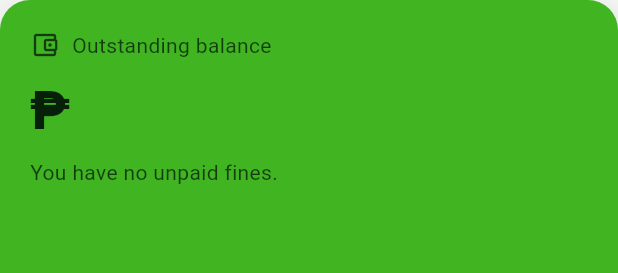
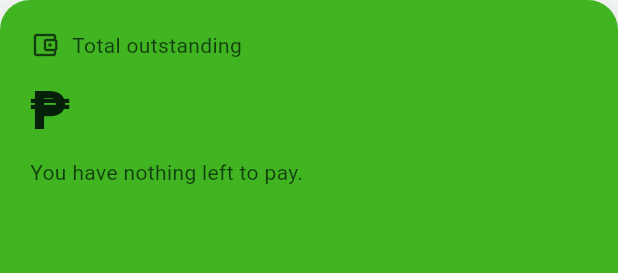
Before and after one commit to 0jieE/CDK_ITE_Event_Attendance_Portal, a Flutter app: the BalanceCard widget shown alone on an empty page, opened directly with empty values, on a phone screen of 412 x 824 dp. Shown: the top 273 px of the screen. Run offline on Flutter 3.47's test engine with Material 3 defaults, Android fonts, the phone set to English and light mode, and no system bars; our stand-ins replace connectivity_plus, flutter_secure_storage, image_picker, qr_flutter, shared_preferences; missing offline and left inert: mobile_scanner; accounts and stored records are empty; network calls fail.

Commit message:
Student app 1.0.4: Payments tab with Fines | Contributions
- Bottom-nav "Fines" becomes "Payments" with Fines and Contributions tabs
- Contributions grouped by semester (Current chip), status, balance, due date or
  exemption reason, and the payment history
- Home balance card: total outstanding split into fines and contributions
  (falls back to fines only with an old offline copy)
- Contributions saved for offline use

Co-Authored-By: Claude Opus 5.5 <noreply@anthropic.com>

```diff
--- /dev/null
+++ b/mobile_student/lib/models/contribution.dart
@@ -0,0 +1,91 @@
+/// One cash payment toward a contribution.
+class ContributionPayment {
+  final int id;
+  final String amount;
+  final DateTime? paidAt;
+  final String note; // e.g. an OR number
+
+  const ContributionPayment({
+    required this.id,
+    required this.amount,
+    required this.paidAt,
+    required this.note,
+  });
+
+  factory ContributionPayment.fromJson(Map<String, dynamic> json) {
+    return ContributionPayment(
+      id: json['id'] as int,
+      amount: '${json['amount'] ?? '0.00'}',
+      paidAt: json['paid_at'] != null
+          ? DateTime.tryParse(json['paid_at'] as String)
+          : null,
+      note: json['note'] as String? ?? '',
+    );
+  }
+}
+
+/// A department contribution every student owes for a semester (from
+/// `GET /api/student/contributions/`). Read-only: payments are recorded by
+/// the adviser, partial payments add up.
+class Contribution {
+  final int id;
+  final String name;
+  final String description;
+  final int semester;
+  final String semesterName;
+  final bool isActiveSemester;
+  final String amount;
+  final DateTime? dueDate;
+  final String owed; // "0.00" when exempt
+  final String paid;
+  final String balance;
+  final String status; // PAID | PARTIAL | UNPAID | EXEMPT
+  final String statusDisplay;
+  final bool exempt;
+  final String exemptionReason;
+  final List<ContributionPayment> payments; // newest first
+
+  const Contribution({
+    required this.id,
+    required this.name,
+    required this.description,
+    required this.semester,
+    required this.semesterName,
+    required this.isActiveSemester,
+    required this.amount,
+    required this.dueDate,
+    required this.owed,
+    required this.paid,
+    required this.balance,
+    required this.status,
+    required this.statusDisplay,
+    required this.exempt,
+    required this.exemptionReason,
+    required this.payments,
+  });
+
+  factory Contribution.fromJson(Map<String, dynamic> json) {
+    return Contribution(
+      id: json['id'] as int,
+      name: json['name'] as String? ?? '',
+      description: json['description'] as String? ?? '',
+      semester: json['semester'] as int? ?? 0,
+      semesterName: json['semester_name'] as String? ?? '',
+      isActiveSemester: json['is_active_semester'] as bool? ?? false,
+      amount: '${json['amount'] ?? '0.00'}',
+      dueDate: json['due_date'] != null
+          ? DateTime.tryParse(json['due_date'] as String)
+          : null,
+      owed: '${json['owed'] ?? '0.00'}',
+      paid: '${json['paid'] ?? '0.00'}',
+      balance: '${json['balance'] ?? '0.00'}',
+      status: json['status'] as String? ?? 'UNPAID',
+      statusDisplay: json['status_display'] as String? ?? '',
+      exempt: json['exempt'] as bool? ?? false,
+      exemptionReason: json['exemption_reason'] as String? ?? '',
+      payments: (json['payments'] as List<dynamic>? ?? [])
+          .map((e) => ContributionPayment.fromJson(e as Map<String, dynamic>))
+          .toList(),
+    );
+  }
+}
--- a/mobile_student/lib/models/fine.dart
+++ b/mobile_student/lib/models/fine.dart
@@ -35,23 +35,40 @@ class Fine {
   bool get isPaid => status == 'PAID';
 }
 
-/// Aggregated balance (from `GET /api/student/balance/`).
+/// Aggregated balance (from `GET /api/student/balance/`). [totalFines],
+/// [totalPaid] and [outstanding] are fines only; the contribution keys and
+/// [totalOutstanding] (fines + contributions) came later, so a response saved
+/// offline by an older server may lack them.
 class Balance {
   final String totalFines;
   final String totalPaid;
   final String outstanding;
+  final String contributionsTotal;
+  final String contributionsPaid;
+  final String contributionsOutstanding;
+  final String totalOutstanding;
 
   const Balance({
     required this.totalFines,
     required this.totalPaid,
     required this.outstanding,
-  });
+    this.contributionsTotal = '0.00',
+    this.contributionsPaid = '0.00',
+    this.contributionsOutstanding = '0.00',
+    String? totalOutstanding,
+  }) : totalOutstanding = totalOutstanding ?? outstanding;
 
   factory Balance.fromJson(Map<String, dynamic> json) {
+    final outstanding = '${json['outstanding'] ?? '0.00'}';
     return Balance(
       totalFines: '${json['total_fines'] ?? '0.00'}',
       totalPaid: '${json['total_paid'] ?? '0.00'}',
-      outstanding: '${json['outstanding'] ?? '0.00'}',
+      outstanding: outstanding,
+      contributionsTotal: '${json['contributions_total'] ?? '0.00'}',
+      contributionsPaid: '${json['contributions_paid'] ?? '0.00'}',
+      contributionsOutstanding:
+          '${json['contributions_outstanding'] ?? '0.00'}',
+      totalOutstanding: '${json['total_outstanding'] ?? outstanding}',
     );
   }
 }
--- a/mobile_student/lib/screens/student/fines_tab.dart
+++ b/mobile_student/lib/screens/student/fines_tab.dart
@@ -61,7 +61,7 @@ class FinesTab extends StatelessWidget {
           padding: const EdgeInsets.all(16),
           physics: const AlwaysScrollableScrollPhysics(),
           children: [
-            BalanceCard(balance: data.balance, label: 'Outstanding'),
+            BalanceCard.fines(balance: data.balance),
             const SizedBox(height: 16),
             if (data.fines.isEmpty)
               const Padding(
--- a/mobile_student/lib/screens/student/student_home.dart
+++ b/mobile_student/lib/screens/student/student_home.dart
@@ -4,9 +4,9 @@ import '../../widgets/logout_action.dart';
 import '../../update/update_ui.dart';
 import '../../widgets/offline_banner.dart';
 import 'dashboard_tab.dart';
-import 'fines_tab.dart';
 import 'generate_qr_tab.dart';
 import 'history_tab.dart';
+import 'payments_tab.dart';
 import 'profile_tab.dart';
 
 /// Student interface root: bottom navigation across the five sections.
@@ -20,12 +20,12 @@ class StudentHome extends StatefulWidget {
 class _StudentHomeState extends State<StudentHome> {
   int _index = 0;
 
-  static const _titles = ['Dashboard', 'Generate QR', 'History', 'Fines', 'Profile'];
+  static const _titles = ['Dashboard', 'Generate QR', 'History', 'Payments', 'Profile'];
   final _tabs = const [
     DashboardTab(),
     GenerateQrTab(),
     HistoryTab(),
-    FinesTab(),
+    PaymentsTab(),
     ProfileTab(),
   ];
 
@@ -71,7 +71,7 @@ class _StudentHomeState extends State<StudentHome> {
           NavigationDestination(
               icon: Icon(Icons.account_balance_wallet_outlined),
               selectedIcon: Icon(Icons.account_balance_wallet),
-              label: 'Fines'),
+              label: 'Payments'),
           NavigationDestination(
               icon: Icon(Icons.person_outline),
               selectedIcon: Icon(Icons.person),
--- a/mobile_student/lib/services/offline_prefetch.dart
+++ b/mobile_student/lib/services/offline_prefetch.dart
@@ -39,6 +39,7 @@ Future<void> prefetchForOffline(ApiService api, User user) async {
     quietly(api.studentAttendance),
     quietly(api.studentMissedSlots),
     quietly(api.studentFines),
+    quietly(api.studentContributions),
     quietly(api.studentBalance),
     quietly(api.studentProfile),
   ]);
--- a/mobile_student/lib/theme/app_theme.dart
+++ b/mobile_student/lib/theme/app_theme.dart
@@ -375,13 +375,15 @@ class BrandColors extends ThemeExtension<BrandColors> {
   });
 
   /// Soft pill colours for a status (PRESENT/ABSENT/PAID/UNPAID, plus amber
-  /// UPCOMING for events that haven't started).
+  /// UPCOMING for events that haven't started and PARTIAL for part-paid
+  /// contributions; EXEMPT stays neutral).
   ({Color bg, Color fg}) badge(String status) {
     switch (status) {
       case 'PRESENT':
       case 'PAID':
         return (bg: presentBg, fg: presentFg);
       case 'UPCOMING':
+      case 'PARTIAL':
         return (bg: warningBg, fg: warningFg);
       case 'ABSENT':
       case 'UNPAID':
--- a/mobile_student/lib/widgets/balance_card.dart
+++ b/mobile_student/lib/widgets/balance_card.dart
@@ -5,19 +5,46 @@ import '../theme/app_theme.dart';
 
 /// Outstanding-balance hero card. Cleared balance = brand green with dark ink
 /// text (white on #41B422 is too faint); an unpaid balance = dark ink card.
+///
+/// [BalanceCard.new] shows everything owed (fines + contributions) with the
+/// split; [BalanceCard.fines] / [BalanceCard.contributions] show one part.
 class BalanceCard extends StatelessWidget {
-  final Balance balance;
   final String label;
-  const BalanceCard({
+  final String outstanding;
+  final String clearedText;
+  final String left;
+  final String right;
+
+  BalanceCard({
     super.key,
-    required this.balance,
-    this.label = 'Outstanding balance',
-  });
+    required Balance balance,
+    this.label = 'Total outstanding',
+  })  : outstanding = balance.totalOutstanding,
+        clearedText = 'You have nothing left to pay.',
+        left = 'Fines ₱${balance.outstanding}',
+        right = 'Contributions ₱${balance.contributionsOutstanding}';
+
+  BalanceCard.fines({
+    super.key,
+    required Balance balance,
+    this.label = 'Fines outstanding',
+  })  : outstanding = balance.outstanding,
+        clearedText = 'You have no unpaid fines.',
+        left = 'Total ₱${balance.totalFines}',
+        right = 'Paid ₱${balance.totalPaid}';
+
+  BalanceCard.contributions({
+    super.key,
+    required Balance balance,
+    this.label = 'Contributions outstanding',
+  })  : outstanding = balance.contributionsOutstanding,
+        clearedText = 'Your contributions are all paid.',
+        left = 'Total ₱${balance.contributionsTotal}',
+        right = 'Paid ₱${balance.contributionsPaid}';
 
   @override
   Widget build(BuildContext context) {
-    final outstanding = double.tryParse(balance.outstanding) ?? 0;
-    final cleared = outstanding <= 0;
+    final cleared = (double.tryParse(outstanding) ?? 0) <= 0;
     final bg = cleared ? AppTheme.green : const Color(0xFF17231A);
     final fg = cleared ? AppTheme.onGreen : Colors.white;
     final soft = fg.withValues(alpha: 0.8);
@@ -43,7 +70,7 @@ class BalanceCard extends StatelessWidget {
             ],
           ),
           const SizedBox(height: 8),
-          Text('₱${balance.outstanding}',
+          Text('₱$outstanding',
               style: TextStyle(
                   color: fg,
                   fontSize: 36,
@@ -51,15 +78,17 @@ class BalanceCard extends StatelessWidget {
                   letterSpacing: -0.5)),
           const SizedBox(height: 6),
           if (cleared)
-            Text('You have no unpaid fines.', style: TextStyle(color: soft))
+            Text(clearedText, style: TextStyle(color: soft))
           else
             Row(
               mainAxisAlignment: MainAxisAlignment.spaceBetween,
               children: [
-                Text('Total ₱${balance.totalFines}',
-                    style: TextStyle(color: soft)),
-                Text('Paid ₱${balance.totalPaid}',
-                    style: TextStyle(color: soft)),
+                Flexible(child: Text(left, style: TextStyle(color: soft))),
+                const SizedBox(width: 12),
+                Flexible(
+                    child: Text(right,
+                        textAlign: TextAlign.end,
+                        style: TextStyle(color: soft))),
               ],
             ),
         ],
--- a/mobile_student/pubspec.yaml
+++ b/mobile_student/pubspec.yaml
@@ -16,7 +16,7 @@ publish_to: 'none' # Remove this line if you wish to publish to pub.dev
 # https://developer.apple.com/library/archive/documentation/General/Reference/InfoPlistKeyReference/Articles/CoreFoundationKeys.html
 # In Windows, build-name is used as the major, minor, and patch parts
 # of the product and file versions while build-number is used as the build suffix.
-version: 1.0.3+8
+version: 1.0.4+9
 
 environment:
   sdk: ^3.10.3
```
Also changed, not shown: mobile_student/lib/screens/student/contributions_tab.dart (added, +226 -0 lines), mobile_student/lib/screens/student/payments_tab.dart (added, +40 -0 lines), mobile_student/lib/services/api_service.dart (+10 -0 lines), 1 other file.
